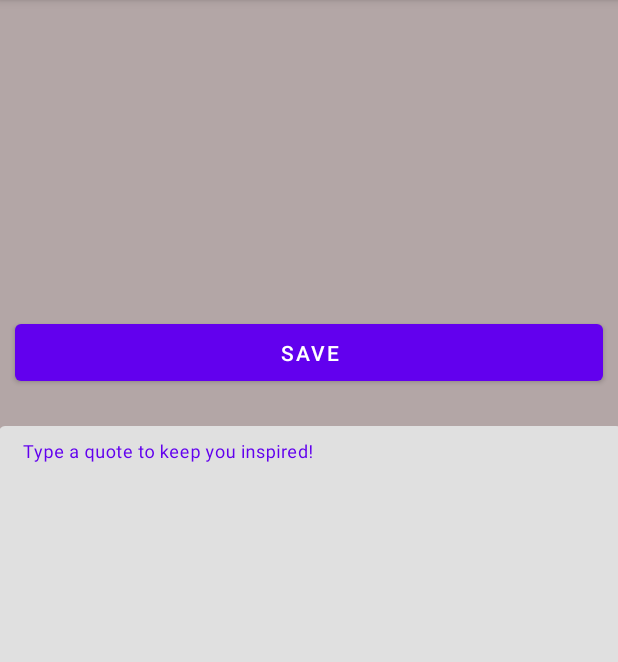
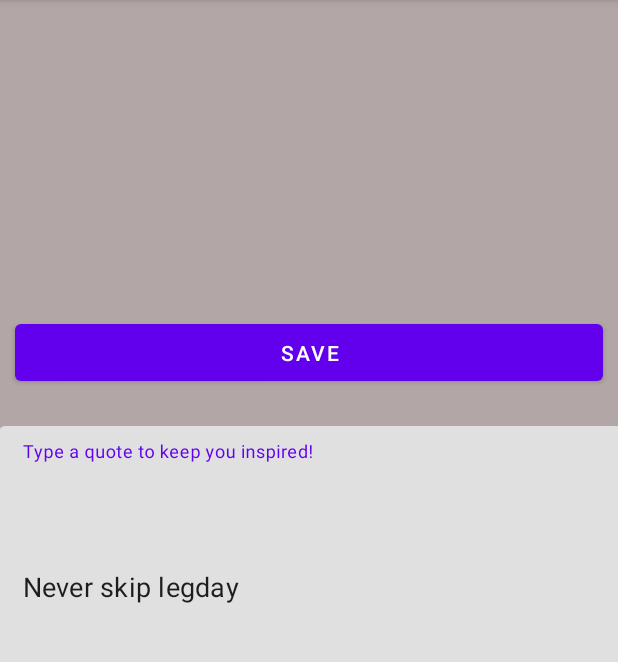
Before and after one commit to tomspa/RackTrack-Android, an Android app: the QuoteEditActivity screen opened directly, with no data from a screen before it, on a phone screen of 412 x 824 dp, the part 84-746 px from its top. Run offline under Robolectric (Android 15) with nearby library versions, the phone set to English and light mode, and no system bars; our stand-ins replace Room's generated code.

Commit message:
Finished editing quotes

```diff
--- a/app/src/main/java/com/example/racktrack/Quote/QuoteEditActivity.java
+++ b/app/src/main/java/com/example/racktrack/Quote/QuoteEditActivity.java
@@ -5,6 +5,7 @@ import androidx.lifecycle.LiveData;
 
 import android.content.Intent;
 import android.os.Bundle;
+import android.text.Editable;
 import android.view.View;
 
 import com.example.racktrack.R;
@@ -17,24 +18,41 @@ public class QuoteEditActivity extends AppCompatActivity {
 
     private TextInputEditText textView;
     private View saveButton;
+
+    private QuoteDAO quoteDAO;
     @Override
     protected void onCreate(Bundle savedInstanceState) {
         super.onCreate(savedInstanceState);
         setContentView(R.layout.activity_quote_edit);
+
+        this.quoteDAO = QuoteRoomDatabase.getDatabase(this).quoteDAO();
         this.saveButton = findViewById(R.id.saveQuoteButton);
         this.textView = findViewById(R.id.quoteEditField);
 
-        this.saveButton.setOnClickListener(view -> {
-            // save to Room database
-            System.out.println(this.textView.getText());
-            this.textView.setText("");
+        // get the id from the intent
+        Intent intent = getIntent();
+        int quoteId = intent.getIntExtra("quote_id", 1);
+        LiveData<Quote> liveQuote = this.quoteDAO.getQuoteById(quoteId);
+
+        liveQuote.observe(this, quote -> {
+            if (quote != null) {
+                this.textView.setText(quote.getQuote());
+            } else {
+                this.finish();
+            }
         });
 
-        // get the id from the intent
-        Intent intent = getIntent();
-        int quoteId = intent.getIntExtra("quote_id", -1);
-        QuoteDAO quoteDAO = QuoteRoomDatabase.getDatabase(this).quoteDAO();
-        LiveData<Quote> quote = quoteDAO.getQuoteById(quoteId);
-        this.textView.setText(quote.getValue().getQuote()); //Load database value if it exists, else ""
+        this.saveButton.setOnClickListener(view -> {
+            Editable text = this.textView.getText();
+
+            if (text != null) {
+                if (text.toString().isEmpty()) {
+                    quoteDAO.deleteQuoteById(quoteId);
+                } else {
+                    quoteDAO.updateQuoteById(quoteId, text.toString());
+                }
+            }
+            this.finish();
+        });
     }
 }
--- a/app/src/main/java/com/example/racktrack/RoomDatabase/Quote.java
+++ b/app/src/main/java/com/example/racktrack/RoomDatabase/Quote.java
@@ -20,6 +20,7 @@ public class Quote {
         this.quote = quote;
     }
 
+    @NonNull
     public String getQuote() {
         return this.quote;
     }
--- a/app/src/main/java/com/example/racktrack/RoomDatabase/QuoteDAO.java
+++ b/app/src/main/java/com/example/racktrack/RoomDatabase/QuoteDAO.java
@@ -22,4 +22,10 @@ public interface QuoteDAO {
 
     @Query("SELECT * FROM quote_table WHERE id=:id")
     LiveData<Quote> getQuoteById(int id);
+
+    @Query("UPDATE quote_table SET quote=:quote WHERE id=:id")
+    void updateQuoteById(int id, String quote);
+
+    @Query("DELETE FROM quote_table WHERE id=:id")
+    void deleteQuoteById(int id);
 }
--- a/app/src/main/java/com/example/racktrack/RoomDatabase/QuoteListAdapter.java
+++ b/app/src/main/java/com/example/racktrack/RoomDatabase/QuoteListAdapter.java
@@ -8,6 +8,7 @@ import androidx.recyclerview.widget.DiffUtil;
 import androidx.recyclerview.widget.ListAdapter;
 
 import com.example.racktrack.Listener.OnItemClickListener;
+import com.example.racktrack.R;
 
 public class QuoteListAdapter extends ListAdapter<Quote, QuoteViewHolder> {
     private OnItemClickListener listener;
@@ -27,7 +28,7 @@ public class QuoteListAdapter extends ListAdapter<Quote, QuoteViewHolder> {
         Quote current = getItem(position);
         holder.bind(current.getQuote());
 
-        holder.itemView.setOnClickListener(view -> {
+        holder.itemView.findViewById(R.id.edit_quoteItem_button).setOnClickListener(view -> {
             listener.onItemClick(current.getId());
         });
     }
@@ -44,6 +45,4 @@ public class QuoteListAdapter extends ListAdapter<Quote, QuoteViewHolder> {
             return oldItem.getQuote().equals(newItem.getQuote());
         }
     }
-
-
 }
--- a/app/src/main/java/com/example/racktrack/RoomDatabase/QuoteRoomDatabase.java
+++ b/app/src/main/java/com/example/racktrack/RoomDatabase/QuoteRoomDatabase.java
@@ -28,6 +28,7 @@ public abstract class QuoteRoomDatabase extends RoomDatabase {
                     INSTANCE = Room.databaseBuilder(context.getApplicationContext(),
                                     QuoteRoomDatabase.class, "quote_database")
                             .addCallback(roomDatabaseCallback)
+                            .allowMainThreadQueries()
                             .build();
                 }
             }
--- a/app/src/main/res/layout/activity_quote_edit.xml
+++ b/app/src/main/res/layout/activity_quote_edit.xml
@@ -21,8 +21,8 @@
             android:id="@+id/quoteEditField"
             android:layout_width="match_parent"
             android:layout_height="match_parent"
-
-            android:textSize="18sp" />
+            android:textSize="18sp"
+            android:inputType="textNoSuggestions"/>
 
     </com.google.android.material.textfield.TextInputLayout>
 
--- a/app/src/main/res/layout/quote_list_item.xml
+++ b/app/src/main/res/layout/quote_list_item.xml
@@ -13,7 +13,7 @@
         android:text="TextView" />
 
     <Button
-        android:id="@+id/button2"
+        android:id="@+id/edit_quoteItem_button"
         android:layout_width="80dp"
         android:layout_height="40dp"
         android:layout_weight="1"
```
